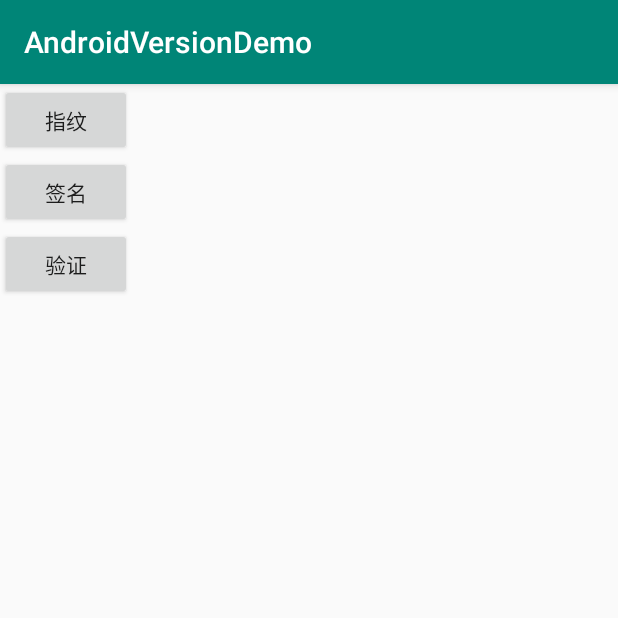
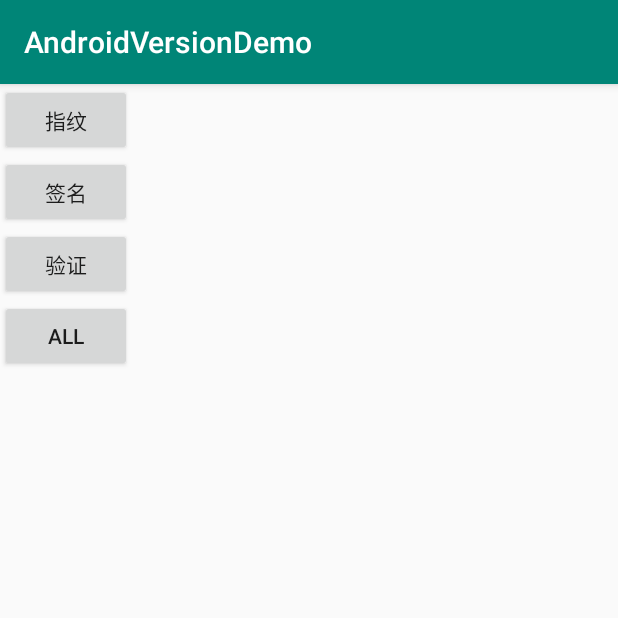
Before and after one commit to prentent/AndroidVersionDemo, an Android app: the screen it shows after launch (MainActivity), on a phone screen of 412 x 824 dp, the top half of it. Run offline under Robolectric (Android 15) with nearby library versions, the phone set to English and light mode, and no system bars; 4 statements that could not run were skipped.

```diff
--- a/app/src/main/java/com/example/androidversiondemo/utils/BasicAndroidKeyStore.java
+++ b/app/src/main/java/com/example/androidversiondemo/utils/BasicAndroidKeyStore.java
@@ -216,6 +216,9 @@ public class BasicAndroidKeyStore {
         // 这个类实际上并不表示签名，只是使用指定的算法创建/验证签名的引擎。
         Signature s = Signature.getInstance(SIGNATURE_SHA256withRSA);
 
+        //公钥私钥
+/*        LogUtils.e(this,  ((KeyStore.PrivateKeyEntry) entry).getCertificate().getPublicKey().getAlgorithm()+"");
+        LogUtils.e(this,  ((KeyStore.PrivateKeyEntry) entry).getPrivateKey().getAlgorithm()+"");*/
         // BEGIN_INCLUDE(verify_data)
         // 验证数据。
         s.initVerify(((KeyStore.PrivateKeyEntry) entry).getCertificate());
--- a/app/src/main/res/layout/activity_main.xml
+++ b/app/src/main/res/layout/activity_main.xml
@@ -29,4 +29,10 @@
         android:text="验证"
         android:id="@+id/verify"/>
 
+    <Button
+        android:onClick="onClick"
+        android:layout_width="wrap_content"
+        android:layout_height="wrap_content"
+        android:text="all"
+        android:id="@+id/all"/>
 </LinearLayout>
```
Also changed, not shown: app/src/main/java/com/example/androidversiondemo/MainActivity.java (+24 -1 lines).
